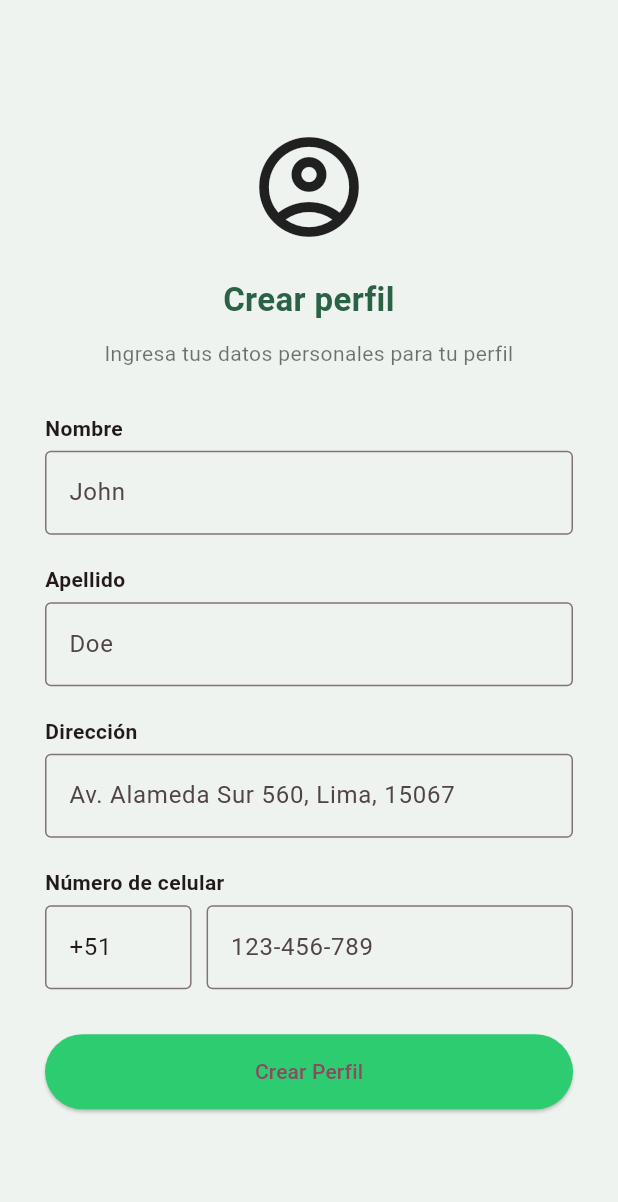
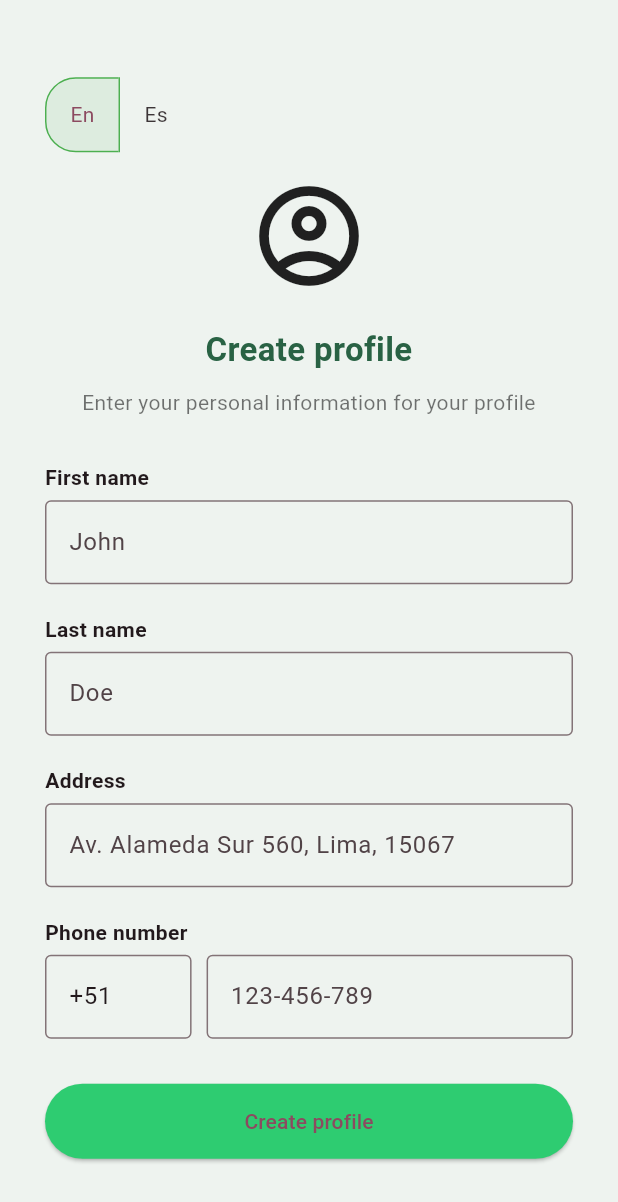
Before and after one commit to SevenSync/upc-pre-202510-1asi0572-2956-SevenSync-Mobile-Application, a Flutter app: the CreateProfilePage screen opened by its route, on a phone screen of 412 x 824 dp. Shown: the top 1202 px of the screen. Run offline on Flutter 3.47's test engine with Material 3 defaults, Android fonts, the phone set to English and light mode, and no system bars; our stand-ins replace connectivity_plus, get_it, logger, shared_preferences; accounts and stored records are empty.

Commit message:
feat (develop): add localization for registration and password recovery features

```diff
--- a/lib/iam/presentation/pages/create-profile.dart
+++ b/lib/iam/presentation/pages/create-profile.dart
@@ -1,12 +1,11 @@
-import 'dart:convert';
-
 import 'package:flutter/material.dart';
-import 'package:http/http.dart' as http;
 import 'package:shared_preferences/shared_preferences.dart';
 
+import '../../../l10n/app_localizations.dart';
 import '../../application/usecases/create_profile_usecase.dart';
 import '../../domain/entities/user_profile_entity.dart';
 import '../../infrastructure/services/profile_api_service.dart';
+import '../../../main.dart'; // Para usar MyApp.setLocale
 
 class CreateProfilePage extends StatefulWidget {
   const CreateProfilePage({super.key});
@@ -25,6 +24,8 @@ class _CreateProfilePageState extends State<CreateProfilePage> {
 
   late final CreateProfileUseCase _createProfileUseCase;
 
+  String _lang = 'en';
+
   @override
   void initState() {
     super.initState();
@@ -38,7 +39,7 @@ class _CreateProfilePageState extends State<CreateProfilePage> {
 
       if (token == null) {
         ScaffoldMessenger.of(context).showSnackBar(
-          const SnackBar(content: Text('Sesión no válida')),
+          SnackBar(content: Text(AppLocalizations.of(context)!.createProfileInvalidSession)),
         );
         return;
       }
@@ -67,12 +68,12 @@ class _CreateProfilePageState extends State<CreateProfilePage> {
         final success = await _createProfileUseCase.execute(profile, token);
         if (success) {
           ScaffoldMessenger.of(context).showSnackBar(
-            const SnackBar(content: Text('Perfil creado con éxito')),
+            SnackBar(content: Text(AppLocalizations.of(context)!.createProfileSuccess)),
           );
           Navigator.pushReplacementNamed(context, '/profile');
         } else {
           ScaffoldMessenger.of(context).showSnackBar(
-            const SnackBar(content: Text('No se pudo crear el perfil')),
+            SnackBar(content: Text(AppLocalizations.of(context)!.createProfileFailure)),
           );
         }
       } catch (e) {
@@ -83,8 +84,33 @@ class _CreateProfilePageState extends State<CreateProfilePage> {
     }
   }
 
+  Widget _languageToggle() {
+    return Padding(
+      padding: const EdgeInsets.only(bottom: 16),
+      child: ToggleButtons(
+        borderRadius: BorderRadius.circular(20),
+        borderColor: Colors.transparent,
+        selectedBorderColor: Colors.green,
+        fillColor: Colors.green.withOpacity(0.1),
+        isSelected: [_lang == 'en', _lang == 'es'],
+        onPressed: (index) {
+          final newLang = index == 0 ? 'en' : 'es';
+          final newLocale = Locale(newLang);
+          setState(() => _lang = newLang);
+          MyApp.setLocale(context, newLocale);
+        },
+        children: const [
+          Padding(padding: EdgeInsets.symmetric(horizontal: 8), child: Text('En')),
+          Padding(padding: EdgeInsets.symmetric(horizontal: 8), child: Text('Es')),
+        ],
+      ),
+    );
+  }
+
   @override
   Widget build(BuildContext context) {
+    final loc = AppLocalizations.of(context)!;
+
     return Scaffold(
       backgroundColor: const Color(0xFFEEF3EF),
       body: SafeArea(
@@ -97,75 +123,74 @@ class _CreateProfilePageState extends State<CreateProfilePage> {
                 child: Column(
                   crossAxisAlignment: CrossAxisAlignment.stretch,
                   children: [
+                    _languageToggle(),
                     const Icon(Icons.account_circle_outlined, size: 80),
                     const SizedBox(height: 20),
-                    const Text(
-                      "Crear perfil",
+                    Text(
+                      loc.createProfileTitle,
                       textAlign: TextAlign.center,
-                      style: TextStyle(fontSize: 22,
-                          fontWeight: FontWeight.bold,
-                          color: Color(0xFF296244)),
+                      style: const TextStyle(
+                        fontSize: 22,
+                        fontWeight: FontWeight.bold,
+                        color: Color(0xFF296244),
+                      ),
                     ),
                     const SizedBox(height: 10),
-                    const Text(
-                      "Ingresa tus datos personales para tu perfil",
+                    Text(
+                      loc.createProfileSubtitle,
                       textAlign: TextAlign.center,
-                      style: TextStyle(fontSize: 14, color: Colors.black54),
+                      style: const TextStyle(fontSize: 14, color: Colors.black54),
                     ),
                     const SizedBox(height: 30),
 
-                    // Nombre
-                    const Text("Nombre", style: TextStyle(fontWeight: FontWeight.bold)),
+                    Text(loc.createProfileFirstNameLabel, style: const TextStyle(fontWeight: FontWeight.bold)),
                     const SizedBox(height: 5),
                     TextFormField(
                       controller: nameController,
-                      decoration: const InputDecoration(
+                      decoration: InputDecoration(
                         hintText: 'John',
-                        border: OutlineInputBorder(),
+                        border: const OutlineInputBorder(),
                       ),
                       validator: (value) =>
-                      value == null || value.trim().isEmpty ? 'Debe agregar un nombre válido' : null,
+                      value == null || value.trim().isEmpty ? loc.createProfileFirstNameMandatory : null,
                     ),
                     const SizedBox(height: 20),
 
-                    // Apellido
-                    const Text("Apellido", style: TextStyle(fontWeight: FontWeight.bold)),
+                    Text(loc.createProfileLastNameLabel, style: const TextStyle(fontWeight: FontWeight.bold)),
                     const SizedBox(height: 5),
                     TextFormField(
                       controller: lastNameController,
-                      decoration: const InputDecoration(
+                      decoration: InputDecoration(
                         hintText: 'Doe',
-                        border: OutlineInputBorder(),
+                        border: const OutlineInputBorder(),
                       ),
                       validator: (value) =>
-                      value == null || value.trim().isEmpty ? 'Debe agregar un apellido válido' : null,
+                      value == null || value.trim().isEmpty ? loc.createProfileLastNameMandatory : null,
                     ),
                     const SizedBox(height: 20),
 
-                    // Dirección
-                    const Text("Dirección", style: TextStyle(fontWeight: FontWeight.bold)),
+                    Text(loc.createProfileAddressLabel, style: const TextStyle(fontWeight: FontWeight.bold)),
                     const SizedBox(height: 5),
                     TextFormField(
                       controller: addressController,
-                      decoration: const InputDecoration(
+                      decoration: InputDecoration(
                         hintText: 'Av. Alameda Sur 560, Lima, 15067',
-                        border: OutlineInputBorder(),
+                        border: const OutlineInputBorder(),
                       ),
                       validator: (value) {
                         if (value == null || value.trim().isEmpty) {
-                          return 'Debe agregar una dirección válida';
+                          return loc.createProfileAddressMandatory;
                         }
                         final parts = value.split(',');
                         if (parts.length < 3) {
-                          return 'Formato: calle número, ciudad, postal';
+                          return loc.createProfileAddressFormat;
                         }
                         return null;
                       },
                     ),
                     const SizedBox(height: 20),
 
-                    // Teléfono
-                    const Text("Número de celular", style: TextStyle(fontWeight: FontWeight.bold)),
+                    Text(loc.createProfilePhoneLabel, style: const TextStyle(fontWeight: FontWeight.bold)),
                     const SizedBox(height: 5),
                     Row(
                       children: [
@@ -178,8 +203,6 @@ class _CreateProfilePageState extends State<CreateProfilePage> {
                               border: OutlineInputBorder(),
                             ),
                             keyboardType: TextInputType.phone,
-                            validator: (value) =>
-                            value == null || value.trim().isEmpty ? '' : null,
                           ),
                         ),
                         const SizedBox(width: 10),
@@ -194,11 +217,11 @@ class _CreateProfilePageState extends State<CreateProfilePage> {
                             keyboardType: TextInputType.phone,
                             validator: (value) {
                               if (value == null || value.trim().isEmpty) {
-                                return 'Debe agregar un número de celular válido';
+                                return loc.createProfilePhoneMandatory;
                               }
                               final digits = value.replaceAll(RegExp(r'\D'), '');
                               if (digits.length < 7) {
-                                return 'Número muy corto';
+                                return loc.createProfilePhoneTooShort;
                               }
                               return null;
                             },
@@ -207,16 +230,14 @@ class _CreateProfilePageState extends State<CreateProfilePage> {
                       ],
                     ),
                     const SizedBox(height: 30),
-
-                    // Botón Registrarse
                     SizedBox(
                       height: 50,
                       child: ElevatedButton(
                         style: ElevatedButton.styleFrom(
                           backgroundColor: const Color(0xFF2ECC71),
                         ),
-                        onPressed: _handleCreateProfile ,
-                        child: const Text("Crear Perfil"),
+                        onPressed: _handleCreateProfile,
+                        child: Text(loc.createProfileSubmit),
                       ),
                     ),
                   ],
--- a/lib/l10n/app_en.arb
+++ b/lib/l10n/app_en.arb
@@ -26,6 +26,7 @@
   "registerPasswordInvalid": "At least 8 characters",
   "registerButton": "Sign up",
   "registerSuccessTitle": "Registration successful!",
+  "registerFailedTitle": "Registration failed!",
   "registerLoginOption": "Already have an account? ",
   "registerLoginLink": "Log in",
 
@@ -38,6 +39,7 @@
   "passwordResetButton": "Send reset link",
   "passwordResetSuccessTitle": "A link has been sent to your email",
   "passwordResetSuccessSubtitle": "Please check your email to reset your password. The link will expire in 24 hours.",
+  "passwordResetConfirmationTitle": "Got it",
 
   "createProfileTitle": "Create profile",
   "createProfileSubtitle": "Enter your personal information for your profile",
--- a/lib/l10n/app_localizations.dart
+++ b/lib/l10n/app_localizations.dart
@@ -242,6 +242,12 @@ abstract class AppLocalizations {
   /// **'Registration successful!'**
   String get registerSuccessTitle;
 
+  /// No description provided for @registerFailedTitle.
+  ///
+  /// In en, this message translates to:
+  /// **'Registration failed!'**
+  String get registerFailedTitle;
+
   /// No description provided for @registerLoginOption.
   ///
   /// In en, this message translates to:
@@ -307,6 +313,12 @@ abstract class AppLocalizations {
   /// In en, this message translates to:
   /// **'Please check your email to reset your password. The link will expire in 24 hours.'**
   String get passwordResetSuccessSubtitle;
+
+  /// No description provided for @passwordResetConfirmationTitle.
+  ///
+  /// In en, this message translates to:
+  /// **'Got it'**
+  String get passwordResetConfirmationTitle;
 
   /// No description provided for @createProfileTitle.
   ///
--- a/lib/l10n/app_localizations_en.dart
+++ b/lib/l10n/app_localizations_en.dart
@@ -83,6 +83,9 @@ class AppLocalizationsEn extends AppLocalizations {
   String get registerSuccessTitle => 'Registration successful!';
 
   @override
+  String get registerFailedTitle => 'Registration failed!';
+
+  @override
   String get registerLoginOption => 'Already have an account? ';
 
   @override
@@ -116,6 +119,9 @@ class AppLocalizationsEn extends AppLocalizations {
   @override
   String get passwordResetSuccessSubtitle =>
       'Please check your email to reset your password. The link will expire in 24 hours.';
+
+  @override
+  String get passwordResetConfirmationTitle => 'Got it';
 
   @override
   String get createProfileTitle => 'Create profile';
--- a/lib/l10n/app_localizations_es.dart
+++ b/lib/l10n/app_localizations_es.dart
@@ -84,6 +84,9 @@ class AppLocalizationsEs extends AppLocalizations {
   String get registerSuccessTitle => '¡Registro exitoso!';
 
   @override
+  String get registerFailedTitle => 'Registro fallido!';
+
+  @override
   String get registerLoginOption => '¿Ya tienes una cuenta? ';
 
   @override
@@ -118,6 +121,9 @@ class AppLocalizationsEs extends AppLocalizations {
   @override
   String get passwordResetSuccessSubtitle =>
       'Por favor revisa tu correo para restablecer tu contraseña. El enlace expirará en 24 horas.';
+
+  @override
+  String get passwordResetConfirmationTitle => 'Entendido';
 
   @override
   String get createProfileTitle => 'Crear perfil';
```
Also changed, not shown: lib/iam/presentation/pages/login.dart (+55 -43 lines), lib/iam/presentation/pages/password-recovery.dart (+47 -22 lines), lib/iam/presentation/pages/recovery-sent.dart (+45 -18 lines), lib/iam/presentation/pages/register.dart (+67 -82 lines), lib/l10n/app-es.arb (+10 -0 lines).
